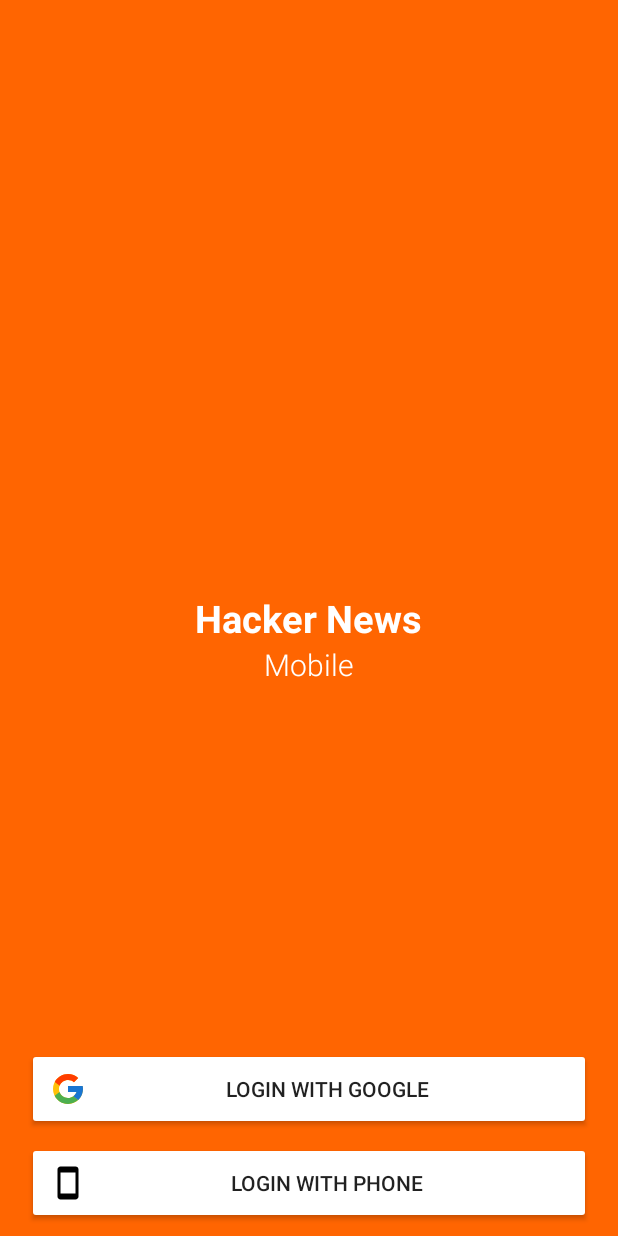
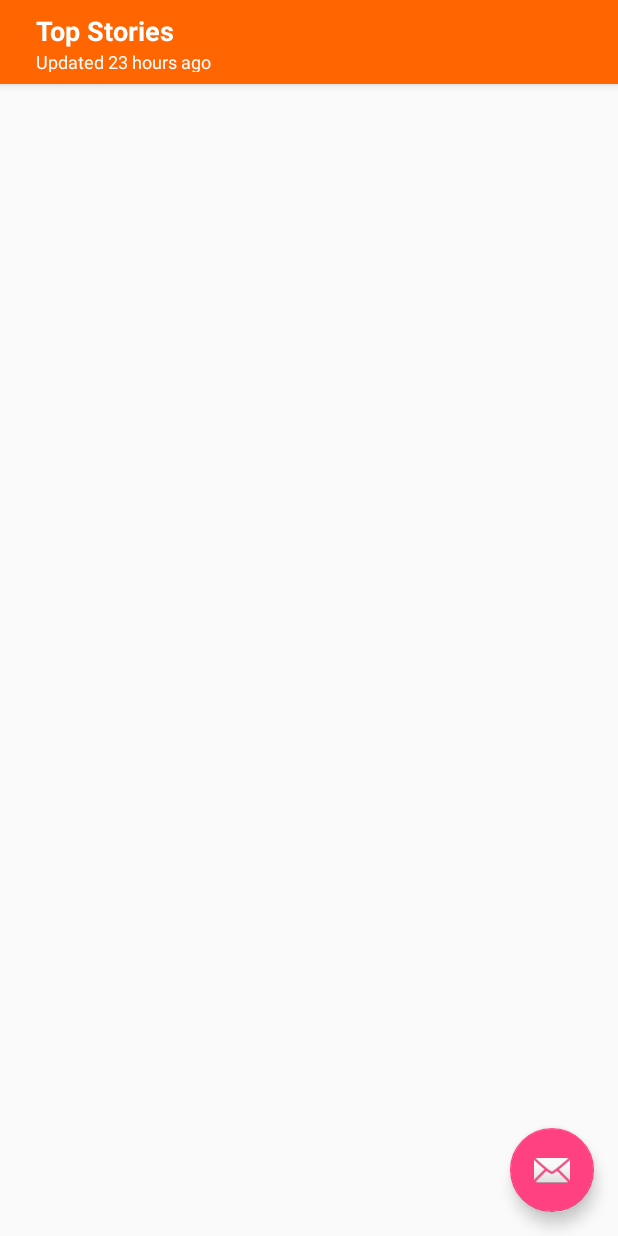
Before and after one commit to laxman-spidey/hackernews-omnify, an Android app: the screen it shows after launch (LoginActivity before the commit, MainActivity after it), on a phone screen of 412 x 824 dp. Run offline under Robolectric (Android 15) with nearby library versions, the phone set to English and light mode, and no system bars.

Commit message:
MainActivity: Title bar implemented.

```diff
--- a/app/build.gradle
+++ b/app/build.gradle
@@ -36,6 +36,7 @@ dependencies {
     implementation "com.google.android.gms:play-services-auth:$googleLibraryVersion"
     implementation "com.google.firebase:firebase-auth:$firebaseLibraryVersion"
 
+    implementation 'com.android.support:design:27.1.1'
     testImplementation 'junit:junit:4.12'
     androidTestImplementation 'com.android.support.test:runner:1.0.2'
     androidTestImplementation 'com.android.support.test.espresso:espresso-core:3.0.2'
--- a/app/src/main/AndroidManifest.xml
+++ b/app/src/main/AndroidManifest.xml
@@ -11,10 +11,15 @@
         android:theme="@style/AppTheme">
         <activity
             android:name=".LoginActivity"
+            android:theme="@style/AppTheme.NoActionBar" />
+        <activity
+            android:name=".SplashScreen"
             android:theme="@style/AppTheme.NoActionBar">
+
         </activity>
         <activity
-            android:name=".SplashScreen"
+            android:name=".MainActivity"
+            android:label="@string/title_activity_main"
             android:theme="@style/AppTheme.NoActionBar">
             <intent-filter>
                 <action android:name="android.intent.action.MAIN" />
--- a/app/src/main/java/com/omnify/hackernews/hackernews/LoginActivity.java
+++ b/app/src/main/java/com/omnify/hackernews/hackernews/LoginActivity.java
@@ -57,6 +57,7 @@ public class LoginActivity extends BaseActivity {
                 hideProgress();
                 Log.i(TAG, "OnActivityResult: google sign in success ");
                 GoogleSignInAccount account = result.getSignInAccount();
+                showMainActivity();
             } else {
                 hideProgress();
                 Toast.makeText(getContext(), "Something went wrong while logging in. Please try again.", Toast.LENGTH_SHORT).show();
@@ -65,4 +66,13 @@ public class LoginActivity extends BaseActivity {
         }
     }
 
+    private void showMainActivity() {
+        Intent intent = new Intent(LoginActivity.this, MainActivity.class);
+        hideProgress();
+        finish();
+        startActivity(intent);
+
+    }
+
+
 }
--- /dev/null
+++ b/app/src/main/java/com/omnify/hackernews/hackernews/MainActivity.java
@@ -0,0 +1,29 @@
+package com.omnify.hackernews.hackernews;
+
+import android.os.Bundle;
+import android.support.design.widget.FloatingActionButton;
+import android.support.design.widget.Snackbar;
+import android.support.v7.app.AppCompatActivity;
+import android.support.v7.widget.Toolbar;
+import android.view.View;
+
+public class MainActivity extends AppCompatActivity {
+
+    @Override
+    protected void onCreate(Bundle savedInstanceState) {
+        super.onCreate(savedInstanceState);
+        setContentView(R.layout.activity_main);
+        Toolbar toolbar = (Toolbar) findViewById(R.id.toolbar);
+        setSupportActionBar(toolbar);
+
+        FloatingActionButton fab = (FloatingActionButton) findViewById(R.id.fab);
+        fab.setOnClickListener(new View.OnClickListener() {
+            @Override
+            public void onClick(View view) {
+                Snackbar.make(view, "Replace with your own action", Snackbar.LENGTH_LONG)
+                        .setAction("Action", null).show();
+            }
+        });
+    }
+
+}
--- /dev/null
+++ b/app/src/main/res/layout/activity_main.xml
@@ -0,0 +1,58 @@
+<?xml version="1.0" encoding="utf-8"?>
+<android.support.design.widget.CoordinatorLayout xmlns:android="http://schemas.android.com/apk/res/android"
+    xmlns:app="http://schemas.android.com/apk/res-auto"
+    xmlns:tools="http://schemas.android.com/tools"
+    android:layout_width="match_parent"
+    android:layout_height="match_parent"
+    tools:context=".MainActivity">
+
+    <android.support.design.widget.AppBarLayout
+        android:layout_width="match_parent"
+        android:layout_height="wrap_content"
+        android:theme="@style/AppTheme.AppBarOverlay">
+
+        <android.support.v7.widget.Toolbar
+            android:id="@+id/toolbar"
+            android:layout_width="match_parent"
+            android:layout_height="?attr/actionBarSize"
+            android:background="?attr/colorPrimary">
+
+            <RelativeLayout
+                android:layout_width="match_parent"
+                android:layout_height="wrap_content"
+                android:padding="8dp">
+
+                <TextView
+                    android:id="@+id/headerView"
+                    android:layout_width="wrap_content"
+                    android:layout_height="wrap_content"
+                    android:text="Top Stories"
+                    android:textColor="@color/white"
+                    android:textSize="18sp"
+                    android:textStyle="bold" />
+
+                <TextView
+                    android:layout_width="wrap_content"
+                    android:layout_height="wrap_content"
+                    android:layout_below="@+id/headerView"
+                    android:layout_marginBottom="50dp"
+                    android:text="Updated 23 hours ago"
+                    android:textColor="@color/white"
+                    android:textSize="12sp" />
+            </RelativeLayout>
+
+        </android.support.v7.widget.Toolbar>
+
+    </android.support.design.widget.AppBarLayout>
+
+    <include layout="@layout/content_main" />
+
+    <android.support.design.widget.FloatingActionButton
+        android:id="@+id/fab"
+        android:layout_width="wrap_content"
+        android:layout_height="wrap_content"
+        android:layout_gravity="bottom|end"
+        android:layout_margin="@dimen/fab_margin"
+        app:srcCompat="@android:drawable/ic_dialog_email" />
+
+</android.support.design.widget.CoordinatorLayout>
--- /dev/null
+++ b/app/src/main/res/layout/content_main.xml
@@ -0,0 +1,11 @@
+<?xml version="1.0" encoding="utf-8"?>
+<android.support.constraint.ConstraintLayout xmlns:android="http://schemas.android.com/apk/res/android"
+    xmlns:app="http://schemas.android.com/apk/res-auto"
+    xmlns:tools="http://schemas.android.com/tools"
+    android:layout_width="match_parent"
+    android:layout_height="match_parent"
+    app:layout_behavior="@string/appbar_scrolling_view_behavior"
+    tools:context=".MainActivity"
+    tools:showIn="@layout/activity_main">
+
+</android.support.constraint.ConstraintLayout>
--- a/app/src/main/res/values/dimens.xml
+++ b/app/src/main/res/values/dimens.xml
@@ -1,4 +1,6 @@
 <?xml version="1.0" encoding="utf-8"?>
 <resources>
 
+
+    <dimen name="fab_margin">16dp</dimen>
 </resources>
--- a/app/src/main/res/values/strings.xml
+++ b/app/src/main/res/values/strings.xml
@@ -1,3 +1,4 @@
 <resources>
     <string name="app_name">Hacker News</string>
+    <string name="title_activity_main">MainActivity</string>
 </resources>
--- a/app/src/main/res/values/styles.xml
+++ b/app/src/main/res/values/styles.xml
@@ -7,10 +7,12 @@
         <item name="colorPrimaryDark">@color/colorPrimaryDark</item>
         <item name="colorAccent">@color/colorAccent</item>
     </style>
+
     <style name="AppTheme.NoActionBar">
         <item name="windowActionBar">false</item>
         <item name="windowNoTitle">true</item>
     </style>
+
     <style name="ProgressDialog" parent="Theme.AppCompat.Light.Dialog">
         <item name="colorPrimary">@color/colorPrimary</item>
         <item name="colorPrimaryDark">@color/colorPrimaryDark</item>
@@ -26,4 +28,8 @@
         <item name="android:background">@android:color/transparent</item>
     </style>
 
+    <style name="AppTheme.AppBarOverlay" parent="ThemeOverlay.AppCompat.Dark.ActionBar" />
+
+    <style name="AppTheme.PopupOverlay" parent="ThemeOverlay.AppCompat.Light" />
+
 </resources>
```
